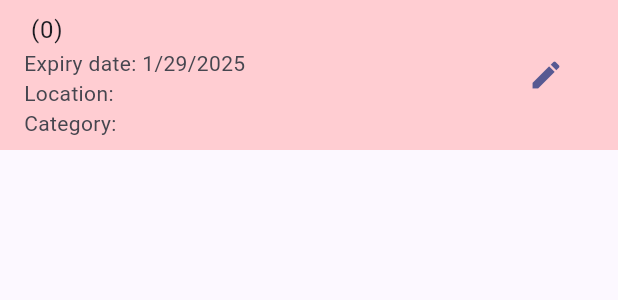
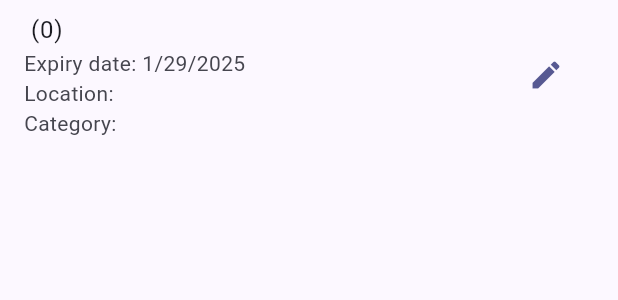
Before and after one commit to theartcher/freazy, a Flutter app: the OverviewListTile widget shown alone on an empty page, opened directly with empty values, on a phone screen of 412 x 824 dp. Shown: the top 300 px of the screen. Run offline on Flutter 3.47's test engine with Material 3 defaults, Android fonts, the phone set to English and light mode, and no system bars; our stand-ins replace awesome_notifications, flutter_spinkit, go_router, shared_preferences, sqflite; missing offline and left inert: fuzzywuzzy, workmanager; accounts and stored records are empty; generated files the repository leaves out were written again.

Commit message:
Standardized colors

```diff
--- a/lib/constants/themes.dart
+++ b/lib/constants/themes.dart
@@ -1,9 +1,11 @@
 import 'package:flutter/material.dart';
+
+const appPrimary = Color(0XFF1f00ff);
 
 final darkMode = ThemeData(
   useMaterial3: true,
   colorScheme: ColorScheme.fromSeed(
-    seedColor: const Color(0XFF1f00ff),
+    seedColor: appPrimary,
     brightness: Brightness.dark,
   ),
 );
@@ -11,7 +13,7 @@ final darkMode = ThemeData(
 final lightMode = ThemeData(
   useMaterial3: true,
   colorScheme: ColorScheme.fromSeed(
-    seedColor: const Color(0XFF1f00ff),
+    seedColor: appPrimary,
     brightness: Brightness.light,
   ),
 );
--- a/lib/pages/settings/edit_reminders.dart
+++ b/lib/pages/settings/edit_reminders.dart
@@ -175,8 +175,8 @@ class _EditNotificationsPageState extends State<EditNotificationsPage> {
                       child: Text(
                         textAlign: TextAlign.center,
                         _validationError!,
-                        style: const TextStyle(
-                          color: Colors.red,
+                        style: TextStyle(
+                          color: theme.colorScheme.error,
                           fontWeight: FontWeight.bold,
                         ),
                       ),
--- a/lib/widgets/home/list_tile.dart
+++ b/lib/widgets/home/list_tile.dart
@@ -19,31 +19,30 @@ class OverviewListTile extends StatelessWidget {
     final ItemDatabaseHelper dbHelper = ItemDatabaseHelper();
     final theme = Theme.of(context);
     final localization = AppLocalizations.of(context)!;
+    final paddingEdges = 18.0;
 
     return Dismissible(
       key: Key(item.id.toString()),
       background: Container(
         color: theme.colorScheme.primary,
         alignment: Alignment.centerLeft,
-        padding: const EdgeInsets.symmetric(horizontal: 20),
+        padding: EdgeInsets.symmetric(horizontal: paddingEdges),
         child: const Icon(Icons.edit, color: Colors.white),
       ),
       secondaryBackground: Container(
         color: theme.colorScheme.error,
         alignment: Alignment.centerRight,
-        padding: const EdgeInsets.symmetric(horizontal: 20),
+        padding: EdgeInsets.symmetric(horizontal: paddingEdges),
         child: const Icon(Icons.delete, color: Colors.white),
       ),
-      direction:
-          DismissDirection.horizontal, // Enable swiping both left and right
+      direction: DismissDirection.horizontal,
       confirmDismiss: (direction) async {
         if (direction == DismissDirection.startToEnd) {
-          // Swipe to edit
           final result = await context.push(ROUTE_ITEM_EDIT, extra: item);
           if (result == true) {
             await fetchItems();
           }
-          return false; // Prevent Dismissible from removing the widget
+          return false;
         } else if (direction == DismissDirection.endToStart) {
           return true;
         }
@@ -77,15 +76,25 @@ class OverviewListTile extends StatelessWidget {
         }
       },
       child: ListTile(
-        tileColor: DateTime.now().isBefore(item.expirationDate)
-            ? Colors.transparent
-            : Colors.red[100],
-        title: Text(
-          localization.homePage_item_header(
-            item.title,
-            item.weight,
-            item.weightUnit,
-          ),
+        title: Row(
+          crossAxisAlignment: CrossAxisAlignment.start,
+          children: [
+            Text(
+              localization.homePage_item_header(
+                item.title,
+                item.weight,
+                item.weightUnit,
+              ),
+            ),
+            const SizedBox(
+              width: 8,
+            ),
+            if (DateTime.now().isAfter(item.expirationDate))
+              Text(
+                localization.homePage_item_expiredAttribute,
+                style: TextStyle(color: theme.colorScheme.error),
+              )
+          ],
         ),
         subtitle: Text(
           localization.homePage_item_description(
--- a/lib/widgets/settings/reminders/reminder_selector.dart
+++ b/lib/widgets/settings/reminders/reminder_selector.dart
@@ -35,6 +35,7 @@ class _ReminderSelectorState extends State<ReminderSelector> {
   @override
   Widget build(BuildContext context) {
     final localization = AppLocalizations.of(context)!;
+    final theme = Theme.of(context);
 
     return Row(
       children: [
@@ -87,7 +88,7 @@ class _ReminderSelectorState extends State<ReminderSelector> {
         ),
         IconButton(
           icon: const Icon(Icons.remove),
-          color: Colors.red,
+          color: theme.colorScheme.error,
           onPressed: () {
             widget.onDelete(_reminder);
           },
```
Also changed, not shown: lib/main.dart (+7 -6 lines), lib/widgets/settings/reset_app.dart (+4 -3 lines).
